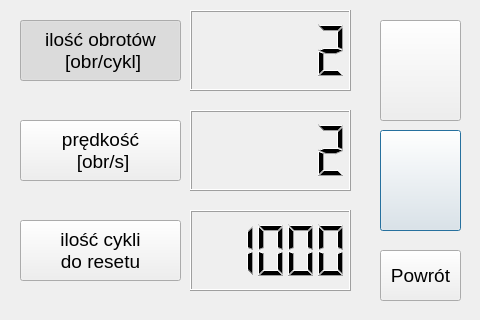
Before: the Qt Designer form w_parameters.ui in lgruszka/step_motor, drawn with Qt 5.
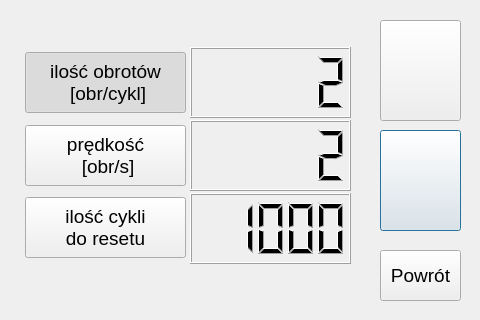
After: the same form once the commit is applied.

The edit to the form file:
```diff
--- a/w_parameters.ui
+++ b/w_parameters.ui
@@ -17,16 +17,16 @@
    <property name="geometry">
     <rect>
      <x>190</x>
-     <y>10</y>
+     <y>47</y>
      <width>161</width>
-     <height>81</height>
+     <height>71</height>
     </rect>
    </property>
    <property name="smallDecimalPoint">
     <bool>false</bool>
    </property>
    <property name="value" stdset="0">
-    <double>1.500000000000000</double>
+    <double>2.000000000000000</double>
    </property>
    <property name="intValue" stdset="0">
     <number>2</number>
@@ -74,21 +74,21 @@
    <property name="geometry">
     <rect>
      <x>190</x>
-     <y>110</y>
-     <width>161</width>
-     <height>81</height>
-    </rect>
-   </property>
-   <property name="value" stdset="0">
-    <double>2.000000000000000</double>
-   </property>
-  </widget>
-  <widget class="QPushButton" name="velBtn">
-   <property name="geometry">
-    <rect>
-     <x>20</x>
      <y>120</y>
      <width>161</width>
+     <height>71</height>
+    </rect>
+   </property>
+   <property name="value" stdset="0">
+    <double>2.000000000000000</double>
+   </property>
+  </widget>
+  <widget class="QPushButton" name="velBtn">
+   <property name="geometry">
+    <rect>
+     <x>25</x>
+     <y>125</y>
+     <width>161</width>
      <height>61</height>
     </rect>
    </property>
@@ -108,8 +108,8 @@
   <widget class="QPushButton" name="rotateNrBtn">
    <property name="geometry">
     <rect>
-     <x>20</x>
-     <y>20</y>
+     <x>25</x>
+     <y>52</y>
      <width>161</width>
      <height>61</height>
     </rect>
@@ -133,8 +133,8 @@
   <widget class="QPushButton" name="cycleNrBtn">
    <property name="geometry">
     <rect>
-     <x>20</x>
-     <y>220</y>
+     <x>25</x>
+     <y>197</y>
      <width>161</width>
      <height>61</height>
     </rect>
@@ -156,9 +156,9 @@
    <property name="geometry">
     <rect>
      <x>190</x>
-     <y>210</y>
+     <y>193</y>
      <width>161</width>
-     <height>81</height>
+     <height>71</height>
     </rect>
    </property>
    <property name="smallDecimalPoint">
```
